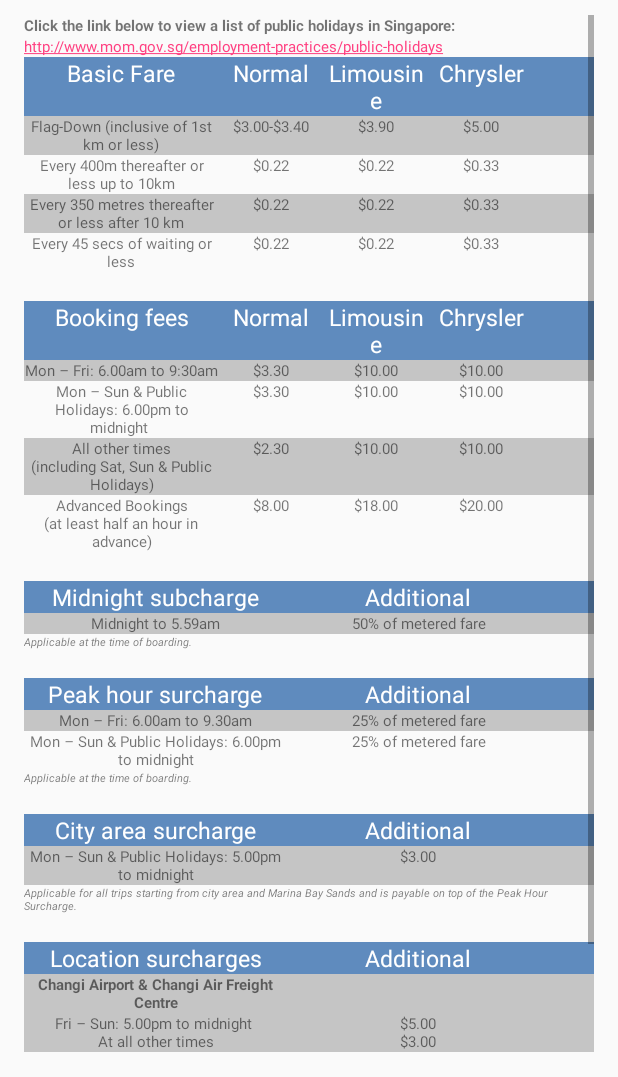
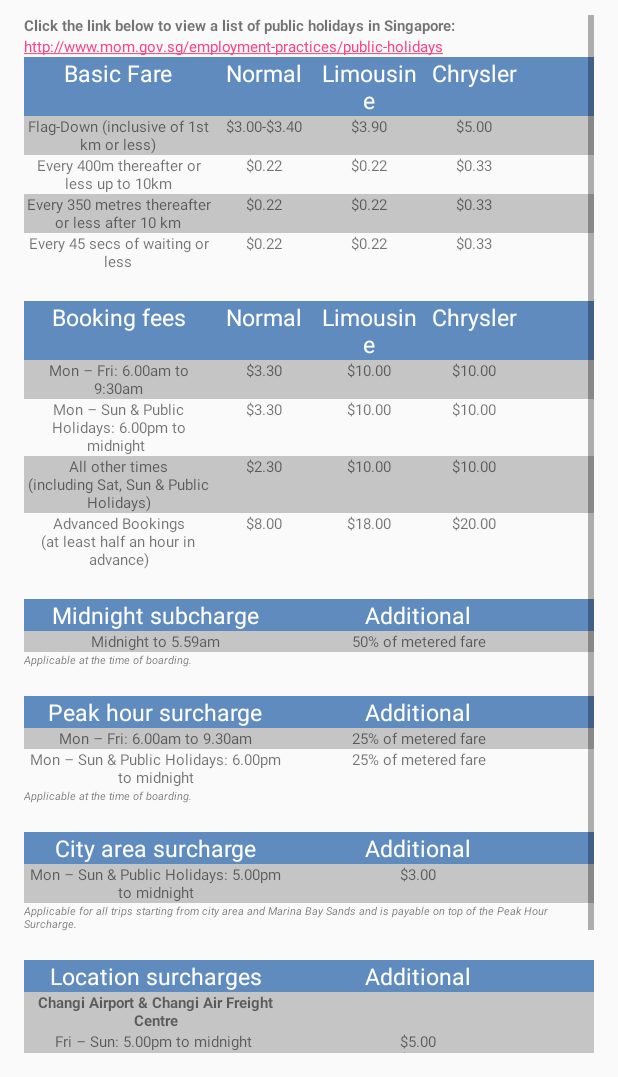
Before and after one commit to privatejw/TravelApp, an Android app: the layout activity_bookataxi.xml on its own in the app's theme, with its tools: preview values and no code run, on a phone screen of 412 x 824 dp, the part 159-1236 px from its top. Run offline under Robolectric (Android 15) with nearby library versions, the phone set to English and light mode, and no system bars.

Commit message:
made some changes to taxi layout file

```diff
--- a/app/src/main/res/layout/activity_bookataxi.xml
+++ b/app/src/main/res/layout/activity_bookataxi.xml
@@ -119,7 +119,7 @@
                 android:background="#5f8bbe">
 
                 <TextView
-                    android:layout_width="130dp"
+                    android:layout_width="125dp"
                     android:layout_height="wrap_content"
                     android:text="Basic Fare"
                     android:id="@+id/textView4"
@@ -164,7 +164,7 @@
                 android:background="#c5c5c5">
 
                 <TextView
-                    android:layout_width="130dp"
+                    android:layout_width="125dp"
                     android:layout_height="wrap_content"
                     android:text="Flag-Down (inclusive of 1st km or less)"
                     android:id="@+id/textView8"
@@ -202,7 +202,7 @@
                 android:layout_height="match_parent">
 
                 <TextView
-                    android:layout_width="130dp"
+                    android:layout_width="125dp"
                     android:layout_height="wrap_content"
                     android:text="Every 400m thereafter or less up to 10km"
                     android:id="@+id/textView12"
@@ -241,7 +241,7 @@
                 android:background="#c5c5c5">
 
                 <TextView
-                    android:layout_width="130dp"
+                    android:layout_width="125dp"
                     android:layout_height="wrap_content"
                     android:text="Every 350 metres thereafter or less after 10 km"
                     android:id="@+id/textView16"
@@ -279,7 +279,7 @@
                 android:layout_height="match_parent">
 
                 <TextView
-                    android:layout_width="130dp"
+                    android:layout_width="125dp"
                     android:layout_height="wrap_content"
                     android:text="Every 45 secs of waiting or less"
                     android:id="@+id/textView20"
@@ -323,7 +323,7 @@
                 android:background="#5f8bbe">
 
                 <TextView
-                    android:layout_width="130dp"
+                    android:layout_width="125dp"
                     android:layout_height="wrap_content"
                     android:text="Booking fees"
                     android:id="@+id/textView54"
@@ -366,7 +366,7 @@
                 android:background="#c5c5c5">
 
                 <TextView
-                    android:layout_width="130dp"
+                    android:layout_width="125dp"
                     android:layout_height="wrap_content"
                     android:text="Mon – Fri: 6.00am to 9:30am"
                     android:id="@+id/textView58"
@@ -404,7 +404,7 @@
                 android:layout_height="match_parent">
 
                 <TextView
-                    android:layout_width="130dp"
+                    android:layout_width="125dp"
                     android:layout_height="wrap_content"
                     android:text="Mon – Sun &amp; Public Holidays: 6.00pm to midnight	"
                     android:id="@+id/textView62"
@@ -443,7 +443,7 @@
                 android:background="#c5c5c5">
 
                 <TextView
-                    android:layout_width="130dp"
+                    android:layout_width="125dp"
                     android:layout_height="wrap_content"
                     android:text="All other times\n(including Sat, Sun &amp; Public Holidays)"
                     android:id="@+id/textView66"
@@ -481,7 +481,7 @@
                 android:layout_height="match_parent">
 
                 <TextView
-                    android:layout_width="130dp"
+                    android:layout_width="125dp"
                     android:layout_height="wrap_content"
                     android:text="Advanced Bookings\n(at least half an hour in advance)"
                     android:id="@+id/textView70"
```
